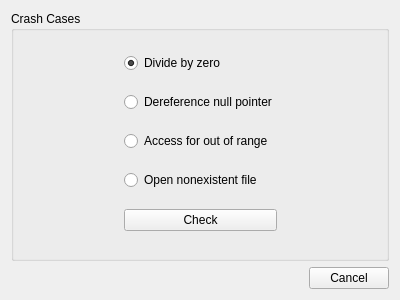
The window that src/mainwidget.ui (etengabeko/stacktrace-test) describes before a commit, drawn with Qt 5.
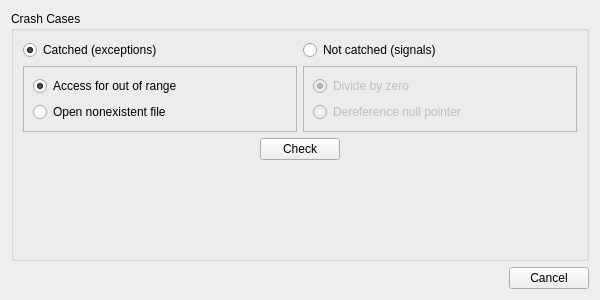
The same window after the commit.

Commit message: Fix: catch exceptions.

```diff
--- a/src/mainwidget.ui
+++ b/src/mainwidget.ui
@@ -6,14 +6,14 @@
    <rect>
     <x>0</x>
     <y>0</y>
-    <width>400</width>
+    <width>600</width>
     <height>300</height>
    </rect>
   </property>
   <property name="windowTitle">
    <string>Crash Creator</string>
   </property>
-  <layout class="QVBoxLayout" name="verticalLayout">
+  <layout class="QVBoxLayout" name="verticalLayout_4">
    <item>
     <widget class="QGroupBox" name="casesGroupBox">
      <property name="sizePolicy">
@@ -25,107 +25,68 @@
      <property name="title">
       <string>Crash Cases</string>
      </property>
+     <layout class="QVBoxLayout" name="verticalLayout_3">
+      <item>
      <layout class="QGridLayout" name="gridLayout">
-      <item row="2" column="0">
-       <spacer name="horizontalSpacer_4">
-        <property name="orientation">
-         <enum>Qt::Horizontal</enum>
-        </property>
-        <property name="sizeHint" stdset="0">
-         <size>
-          <width>74</width>
-          <height>20</height>
-         </size>
-        </property>
-       </spacer>
-      </item>
-      <item row="2" column="1">
-       <widget class="QRadioButton" name="derefNullRadioButton">
-        <property name="text">
-         <string>Dereference null pointer</string>
-        </property>
-       </widget>
-      </item>
-      <item row="0" column="2">
-       <spacer name="horizontalSpacer_5">
-        <property name="orientation">
-         <enum>Qt::Horizontal</enum>
-        </property>
-        <property name="sizeHint" stdset="0">
-         <size>
-          <width>73</width>
-          <height>20</height>
-         </size>
-        </property>
-       </spacer>
-      </item>
       <item row="0" column="0">
-       <spacer name="horizontalSpacer_2">
-        <property name="orientation">
-         <enum>Qt::Horizontal</enum>
-        </property>
-        <property name="sizeHint" stdset="0">
-         <size>
-          <width>74</width>
-          <height>20</height>
-         </size>
-        </property>
-       </spacer>
-      </item>
-      <item row="4" column="0">
-       <spacer name="horizontalSpacer_6">
-        <property name="orientation">
-         <enum>Qt::Horizontal</enum>
-        </property>
-        <property name="sizeHint" stdset="0">
-         <size>
-          <width>74</width>
-          <height>20</height>
-         </size>
-        </property>
-       </spacer>
-      </item>
-      <item row="4" column="1">
+         <widget class="QRadioButton" name="catchedRadioButton">
+          <property name="text">
+           <string>Catched (exceptions)</string>
+          </property>
+          <property name="checked">
+           <bool>true</bool>
+          </property>
+         </widget>
+        </item>
+        <item row="0" column="1">
+         <widget class="QRadioButton" name="nonCatchedRadioButton">
+          <property name="text">
+           <string>Not catched (signals)</string>
+          </property>
+         </widget>
+        </item>
+        <item row="1" column="0">
+         <widget class="QFrame" name="catchedFrame">
+          <property name="frameShape">
+           <enum>QFrame::StyledPanel</enum>
+          </property>
+          <property name="frameShadow">
+           <enum>QFrame::Raised</enum>
+          </property>
+          <layout class="QVBoxLayout" name="verticalLayout">
+           <item>
        <widget class="QRadioButton" name="outOfRangeRadioButton">
         <property name="text">
          <string>Access for out of range</string>
         </property>
-       </widget>
-      </item>
-      <item row="2" column="2">
-       <spacer name="horizontalSpacer_8">
-        <property name="orientation">
-         <enum>Qt::Horizontal</enum>
-        </property>
-        <property name="sizeHint" stdset="0">
-         <size>
-          <width>73</width>
-          <height>20</height>
-         </size>
-        </property>
-       </spacer>
-      </item>
-      <item row="6" column="1">
-       <widget class="QPushButton" name="checkButton">
+             <property name="checked">
+              <bool>true</bool>
+             </property>
+            </widget>
+           </item>
+           <item>
+            <widget class="QRadioButton" name="openNonexistRadioButton">
         <property name="text">
-         <string>Check</string>
+              <string>Open nonexistent file</string>
         </property>
        </widget>
       </item>
-      <item row="6" column="0">
-       <spacer name="horizontalSpacer_10">
-        <property name="orientation">
-         <enum>Qt::Horizontal</enum>
-        </property>
-        <property name="sizeHint" stdset="0">
-         <size>
-          <width>74</width>
-          <height>20</height>
-         </size>
-        </property>
-       </spacer>
-      </item>
-      <item row="0" column="1">
+          </layout>
+         </widget>
+        </item>
+        <item row="1" column="1">
+         <widget class="QFrame" name="nonCatchedFrame">
+          <property name="enabled">
+           <bool>false</bool>
+          </property>
+          <property name="frameShape">
+           <enum>QFrame::StyledPanel</enum>
+          </property>
+          <property name="frameShadow">
+           <enum>QFrame::Raised</enum>
+          </property>
+          <layout class="QVBoxLayout" name="verticalLayout_2">
+           <item>
        <widget class="QRadioButton" name="divideZeroRadioButton">
         <property name="text">
          <string>Divide by zero</string>
@@ -135,20 +96,41 @@
         </property>
        </widget>
       </item>
-      <item row="4" column="2">
-       <spacer name="horizontalSpacer_9">
+           <item>
+            <widget class="QRadioButton" name="derefNullRadioButton">
+             <property name="text">
+              <string>Dereference null pointer</string>
+             </property>
+            </widget>
+           </item>
+          </layout>
+         </widget>
+        </item>
+       </layout>
+      </item>
+      <item>
+       <layout class="QHBoxLayout" name="horizontalLayout_2">
+        <item>
+         <spacer name="horizontalSpacer_10">
         <property name="orientation">
          <enum>Qt::Horizontal</enum>
         </property>
         <property name="sizeHint" stdset="0">
          <size>
-          <width>73</width>
+            <width>74</width>
           <height>20</height>
          </size>
         </property>
        </spacer>
       </item>
-      <item row="6" column="2">
+        <item>
+         <widget class="QPushButton" name="checkButton">
+          <property name="text">
+           <string>Check</string>
+          </property>
+         </widget>
+        </item>
+        <item>
        <spacer name="horizontalSpacer_11">
         <property name="orientation">
          <enum>Qt::Horizontal</enum>
@@ -161,35 +143,17 @@
         </property>
        </spacer>
       </item>
-      <item row="5" column="1">
-       <widget class="QRadioButton" name="openNonexistRadioButton">
-        <property name="text">
-         <string>Open nonexistent file</string>
-        </property>
-       </widget>
+       </layout>
       </item>
-      <item row="5" column="0">
-       <spacer name="horizontalSpacer_3">
+      <item>
+       <spacer name="verticalSpacer_2">
         <property name="orientation">
-         <enum>Qt::Horizontal</enum>
+         <enum>Qt::Vertical</enum>
         </property>
         <property name="sizeHint" stdset="0">
          <size>
-          <width>84</width>
-          <height>20</height>
-         </size>
-        </property>
-       </spacer>
-      </item>
-      <item row="5" column="2">
-       <spacer name="horizontalSpacer_7">
-        <property name="orientation">
-         <enum>Qt::Horizontal</enum>
-        </property>
-        <property name="sizeHint" stdset="0">
-         <size>
-          <width>83</width>
-          <height>20</height>
+          <width>20</width>
+          <height>40</height>
          </size>
         </property>
        </spacer>
```
Lines whose indentation alone changed are shown as unchanged. The commit also changes 9 other files.
